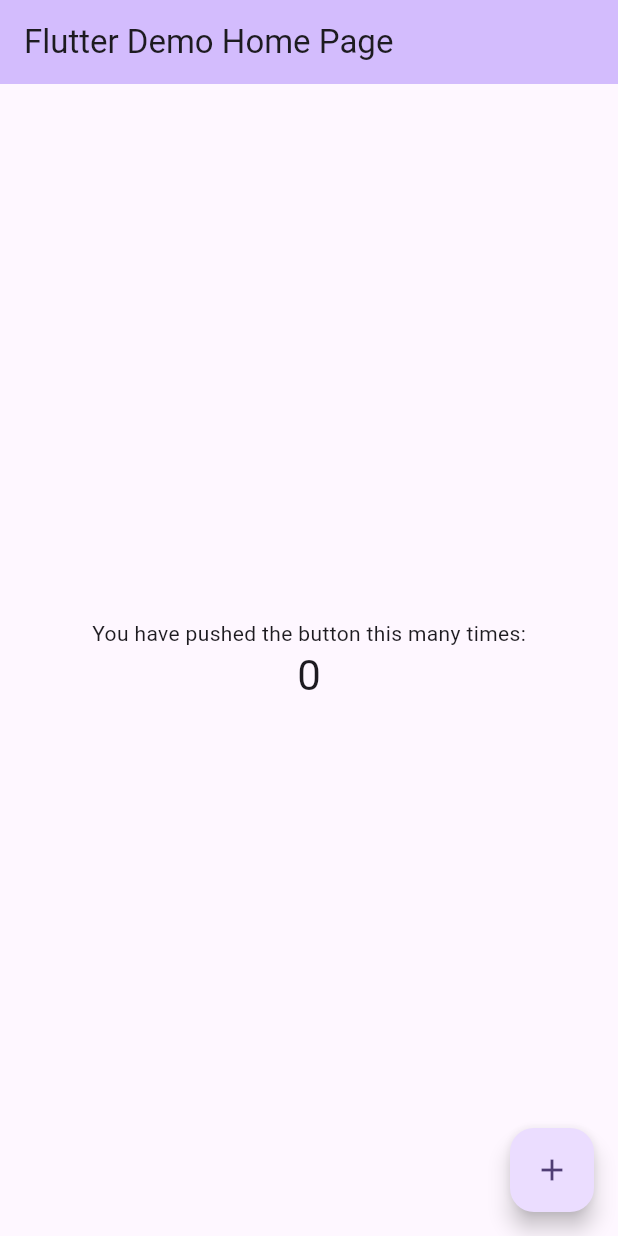
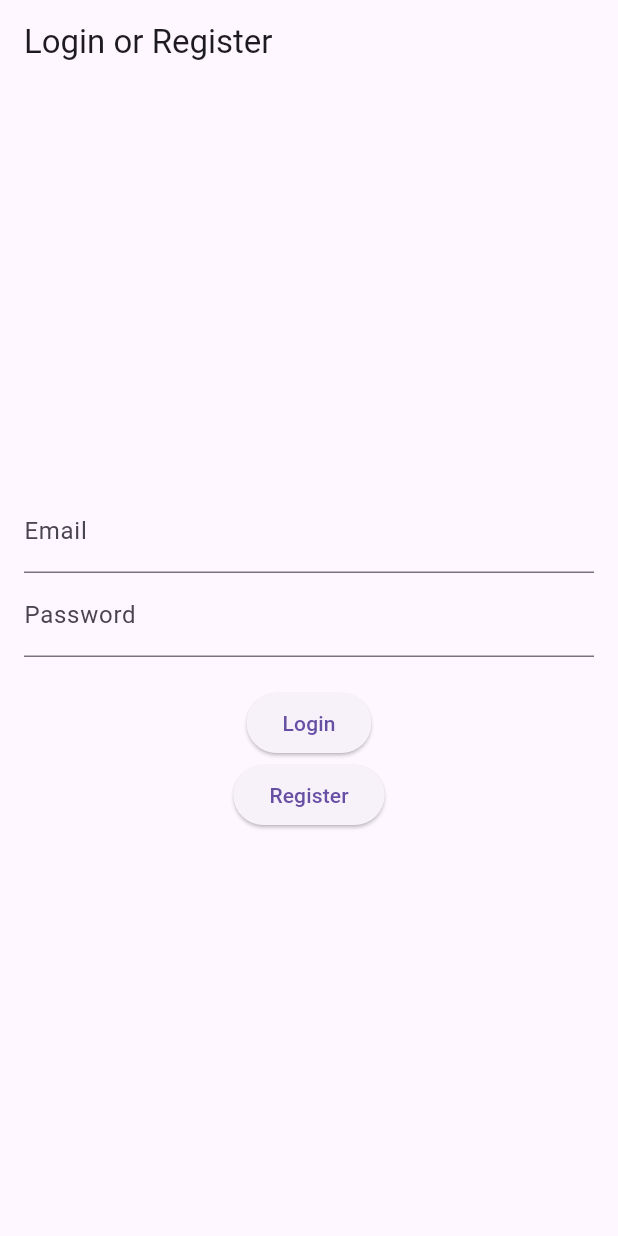
Before and after one commit to hsenol1/COMP306_Database_Project, a Flutter app: the screen it shows after launch, on a phone screen of 412 x 824 dp. Run offline on Flutter 3.47's test engine with Material 3 defaults, Android fonts, the phone set to English and light mode, and no system bars.

Commit message:
modified:   Frontend/delivery_frontend/lib/main.dart 	new file:   Frontend/delivery_frontend/lib/screens/login_screen.dart 	modified:   Frontend/delivery_frontend/pubspec.lock

```diff
--- a/Frontend/delivery_frontend/lib/main.dart
+++ b/Frontend/delivery_frontend/lib/main.dart
@@ -1,125 +1,19 @@
 import 'package:flutter/material.dart';
+import 'screens/login_screen.dart';
 
 void main() {
-  runApp(const MyApp());
+  runApp(MyApp());
 }
 
 class MyApp extends StatelessWidget {
-  const MyApp({super.key});
-
-  // This widget is the root of your application.
   @override
   Widget build(BuildContext context) {
     return MaterialApp(
-      title: 'Flutter Demo',
+      title: 'Getir Clone',
       theme: ThemeData(
-        // This is the theme of your application.
-        //
-        // TRY THIS: Try running your application with "flutter run". You'll see
-        // the application has a purple toolbar. Then, without quitting the app,
-        // try changing the seedColor in the colorScheme below to Colors.green
-        // and then invoke "hot reload" (save your changes or press the "hot
-        // reload" button in a Flutter-supported IDE, or press "r" if you used
-        // the command line to start the app).
-        //
-        // Notice that the counter didn't reset back to zero; the application
-        // state is not lost during the reload. To reset the state, use hot
-        // restart instead.
-        //
-        // This works for code too, not just values: Most code changes can be
-        // tested with just a hot reload.
-        colorScheme: ColorScheme.fromSeed(seedColor: Colors.deepPurple),
-        useMaterial3: true,
+        primarySwatch: Colors.blue,
       ),
-      home: const MyHomePage(title: 'Flutter Demo Home Page'),
+      home: LoginScreen(),
     );
   }
 }
-
-class MyHomePage extends StatefulWidget {
-  const MyHomePage({super.key, required this.title});
-
-  // This widget is the home page of your application. It is stateful, meaning
-  // that it has a State object (defined below) that contains fields that affect
-  // how it looks.
-
-  // This class is the configuration for the state. It holds the values (in this
-  // case the title) provided by the parent (in this case the App widget) and
-  // used by the build method of the State. Fields in a Widget subclass are
-  // always marked "final".
-
-  final String title;
-
-  @override
-  State<MyHomePage> createState() => _MyHomePageState();
-}
-
-class _MyHomePageState extends State<MyHomePage> {
-  int _counter = 0;
-
-  void _incrementCounter() {
-    setState(() {
-      // This call to setState tells the Flutter framework that something has
-      // changed in this State, which causes it to rerun the build method below
-      // so that the display can reflect the updated values. If we changed
-      // _counter without calling setState(), then the build method would not be
-      // called again, and so nothing would appear to happen.
-      _counter++;
-    });
-  }
-
-  @override
-  Widget build(BuildContext context) {
-    // This method is rerun every time setState is called, for instance as done
-    // by the _incrementCounter method above.
-    //
-    // The Flutter framework has been optimized to make rerunning build methods
-    // fast, so that you can just rebuild anything that needs updating rather
-    // than having to individually change instances of widgets.
-    return Scaffold(
-      appBar: AppBar(
-        // TRY THIS: Try changing the color here to a specific color (to
-        // Colors.amber, perhaps?) and trigger a hot reload to see the AppBar
-        // change color while the other colors stay the same.
-        backgroundColor: Theme.of(context).colorScheme.inversePrimary,
-        // Here we take the value from the MyHomePage object that was created by
-        // the App.build method, and use it to set our appbar title.
-        title: Text(widget.title),
-      ),
-      body: Center(
-        // Center is a layout widget. It takes a single child and positions it
-        // in the middle of the parent.
-        child: Column(
-          // Column is also a layout widget. It takes a list of children and
-          // arranges them vertically. By default, it sizes itself to fit its
-          // children horizontally, and tries to be as tall as its parent.
-          //
-          // Column has various properties to control how it sizes itself and
-          // how it positions its children. Here we use mainAxisAlignment to
-          // center the children vertically; the main axis here is the vertical
-          // axis because Columns are vertical (the cross axis would be
-          // horizontal).
-          //
-          // TRY THIS: Invoke "debug painting" (choose the "Toggle Debug Paint"
-          // action in the IDE, or press "p" in the console), to see the
-          // wireframe for each widget.
-          mainAxisAlignment: MainAxisAlignment.center,
-          children: <Widget>[
-            const Text(
-              'You have pushed the button this many times:',
-            ),
-            Text(
-              '$_counter',
-              style: Theme.of(context).textTheme.headlineMedium,
-            ),
-          ],
-        ),
-      ),
-      floatingActionButton: FloatingActionButton(
-        onPressed: _incrementCounter,
-        tooltip: 'Increment',
-        child: const Icon(Icons.add),
-      ), // This trailing comma makes auto-formatting nicer for build methods.
-    );
-  }
-}
--- /dev/null
+++ b/Frontend/delivery_frontend/lib/screens/login_screen.dart
@@ -0,0 +1,40 @@
+import 'package:flutter/material.dart';
+
+class LoginScreen extends StatelessWidget {
+  @override
+  Widget build(BuildContext context) {
+    return Scaffold(
+      appBar: AppBar(
+        title: Text('Login or Register'),
+      ),
+      body: Padding(
+        padding: const EdgeInsets.all(16.0),
+        child: Column(
+          mainAxisAlignment: MainAxisAlignment.center,
+          children: <Widget>[
+            TextField(
+              decoration: InputDecoration(labelText: 'Email'),
+            ),
+            TextField(
+              decoration: InputDecoration(labelText: 'Password'),
+              obscureText: true,
+            ),
+            SizedBox(height: 20),
+            ElevatedButton(
+              onPressed: () {
+                // Handle login
+              },
+              child: Text('Login'),
+            ),
+            ElevatedButton(
+              onPressed: () {
+                // Handle registration
+              },
+              child: Text('Register'),
+            ),
+          ],
+        ),
+      ),
+    );
+  }
+}
```
Also changed, not shown: Frontend/delivery_frontend/pubspec.lock.
